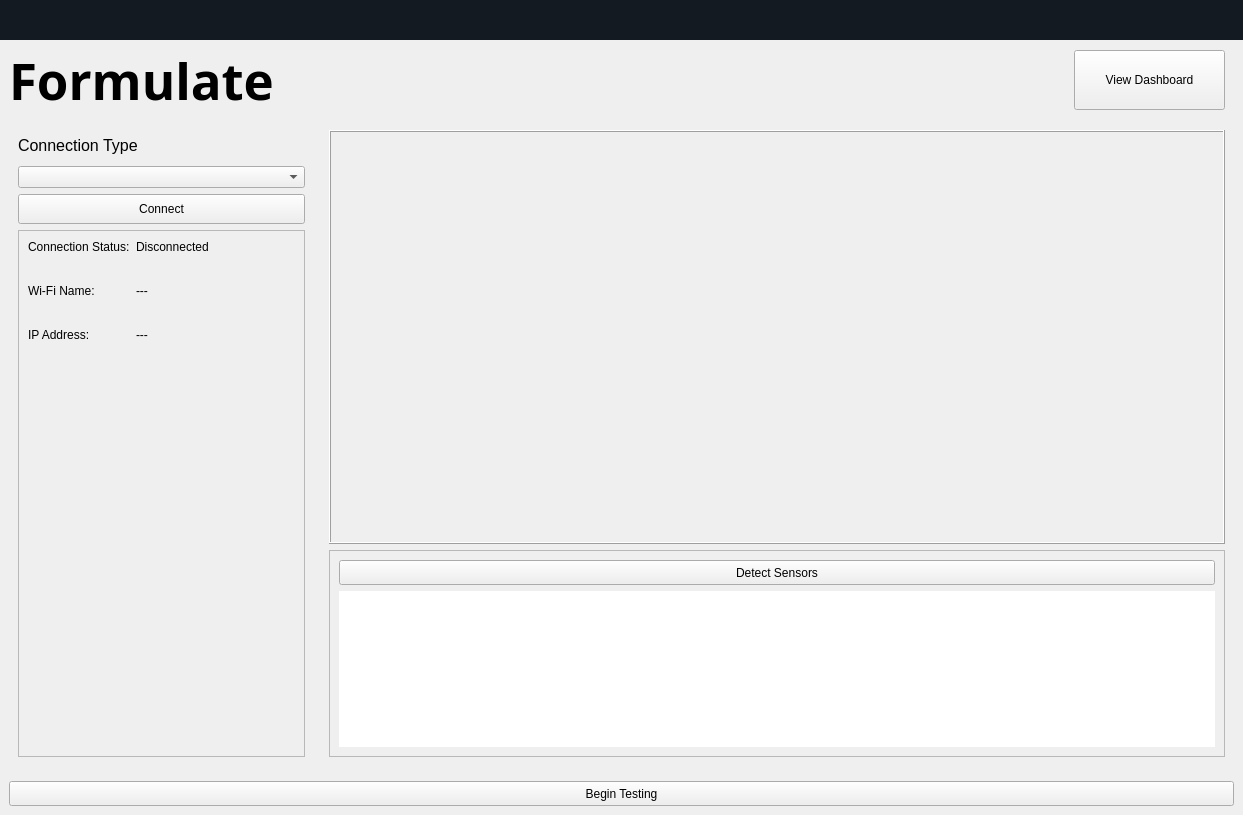
Qt form src/Desktop Application/Version2/ui_main.ui (ahmed-nazir/Capstone) before a commit.
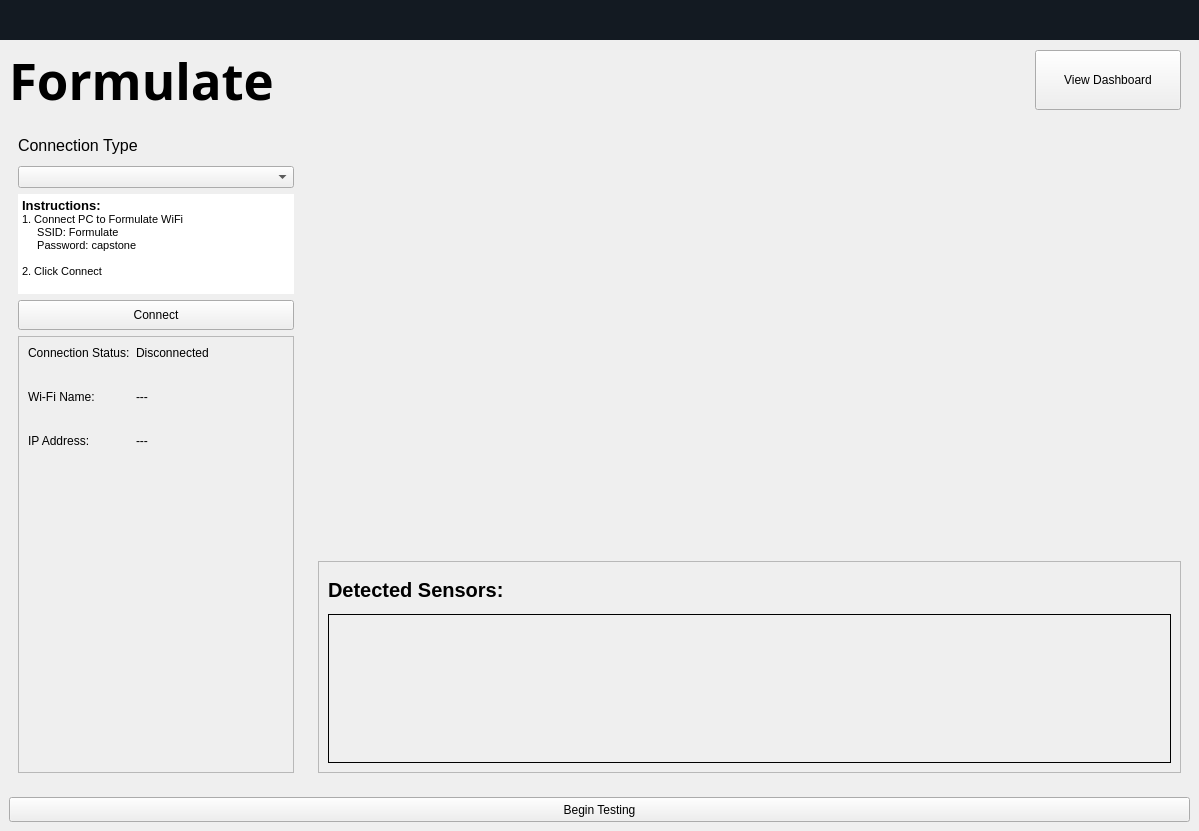
The same form after that commit. The open tabs and pages were chosen to show the change. Icons and pictures are not drawn.

```diff
--- a/src/Desktop Application/Version2/ui_main.ui
+++ b/src/Desktop Application/Version2/ui_main.ui
@@ -6,8 +6,8 @@
    <rect>
     <x>0</x>
     <y>0</y>
-    <width>1243</width>
-    <height>815</height>
+    <width>1199</width>
+    <height>831</height>
    </rect>
   </property>
   <property name="minimumSize">
@@ -2803,6 +2803,34 @@
                            <property name="bottomMargin">
                             <number>0</number>
                            </property>
+                           <item>
+                            <widget class="QTextBrowser" name="textBrowser">
+                             <property name="maximumSize">
+                              <size>
+                               <width>16777215</width>
+                               <height>100</height>
+                              </size>
+                             </property>
+                             <property name="frameShape">
+                              <enum>QFrame::NoFrame</enum>
+                             </property>
+                             <property name="frameShadow">
+                              <enum>QFrame::Plain</enum>
+                             </property>
+                             <property name="html">
+                              <string>&lt;!DOCTYPE HTML PUBLIC &quot;-//W3C//DTD HTML 4.0//EN&quot; &quot;http://www.w3.org/TR/REC-html40/strict.dtd&quot;&gt;
+&lt;html&gt;&lt;head&gt;&lt;meta name=&quot;qrichtext&quot; content=&quot;1&quot; /&gt;&lt;style type=&quot;text/css&quot;&gt;
+p, li { white-space: pre-wrap; }
+&lt;/style&gt;&lt;/head&gt;&lt;body style=&quot; font-family:'MS Shell Dlg 2'; font-size:8.25pt; font-weight:400; font-style:normal;&quot;&gt;
+&lt;p style=&quot; margin-top:0px; margin-bottom:0px; margin-left:0px; margin-right:0px; -qt-block-indent:0; text-indent:0px;&quot;&gt;&lt;span style=&quot; font-size:10pt; font-weight:600;&quot;&gt;Instructions:&lt;/span&gt;&lt;/p&gt;
+&lt;p style=&quot; margin-top:0px; margin-bottom:0px; margin-left:0px; margin-right:0px; -qt-block-indent:0; text-indent:0px;&quot;&gt;1. Connect PC to Formulate WiFi&lt;/p&gt;
+&lt;p style=&quot; margin-top:0px; margin-bottom:0px; margin-left:0px; margin-right:0px; -qt-block-indent:0; text-indent:0px;&quot;&gt;     SSID: Formulate&lt;/p&gt;
+&lt;p style=&quot; margin-top:0px; margin-bottom:0px; margin-left:0px; margin-right:0px; -qt-block-indent:0; text-indent:0px;&quot;&gt;     Password: capstone&lt;/p&gt;
+&lt;p style=&quot;-qt-paragraph-type:empty; margin-top:0px; margin-bottom:0px; margin-left:0px; margin-right:0px; -qt-block-indent:0; text-indent:0px;&quot;&gt;&lt;br /&gt;&lt;/p&gt;
+&lt;p style=&quot; margin-top:0px; margin-bottom:0px; margin-left:0px; margin-right:0px; -qt-block-indent:0; text-indent:0px;&quot;&gt;2. Click Connect&lt;/p&gt;&lt;/body&gt;&lt;/html&gt;</string>
+                             </property>
+                            </widget>
+                           </item>
                            <item>
                             <widget class="QPushButton" name="wifi_connect">
                              <property name="minimumSize">
@@ -2897,12 +2925,39 @@
                       <layout class="QVBoxLayout" name="verticalLayout_26" stretch="2,1">
                        <item>
                         <widget class="QFrame" name="frame_15">
+                         <property name="enabled">
+                          <bool>false</bool>
+                         </property>
                          <property name="frameShape">
-                          <enum>QFrame::Box</enum>
+                          <enum>QFrame::NoFrame</enum>
                          </property>
                          <property name="frameShadow">
                           <enum>QFrame::Raised</enum>
                          </property>
+                         <layout class="QHBoxLayout" name="horizontalLayout_16">
+                          <item>
+                           <widget class="QLabel" name="label_23">
+                            <property name="enabled">
+                             <bool>false</bool>
+                            </property>
+                            <property name="text">
+                             <string/>
+                            </property>
+                            <property name="textFormat">
+                             <enum>Qt::RichText</enum>
+                            </property>
+                            <property name="pixmap">
+                             <pixmap resource="resource.qrc">:/icons/icons/formula_car.png</pixmap>
+                            </property>
+                            <property name="scaledContents">
+                             <bool>true</bool>
+                            </property>
+                            <property name="wordWrap">
+                             <bool>false</bool>
+                            </property>
+                           </widget>
+                          </item>
+                         </layout>
                         </widget>
                        </item>
                        <item>
@@ -2913,45 +2968,46 @@
                          <property name="frameShadow">
                           <enum>QFrame::Raised</enum>
                          </property>
-                         <layout class="QVBoxLayout" name="verticalLayout_27">
+                         <layout class="QVBoxLayout" name="verticalLayout_27" stretch="1,4">
                           <item>
-                           <widget class="QPushButton" name="detect_sensors">
+                           <widget class="QLabel" name="label_17">
+                            <property name="font">
+                             <font>
+                              <pointsize>15</pointsize>
+                              <weight>75</weight>
+                              <bold>true</bold>
+                             </font>
+                            </property>
+                            <property name="text">
+                             <string>Detected Sensors:</string>
+                            </property>
+                           </widget>
+                          </item>
+                          <item>
+                           <widget class="QLabel" name="detect_sensors_list">
                             <property name="minimumSize">
                              <size>
                               <width>0</width>
-                              <height>25</height>
+                              <height>100</height>
                              </size>
                             </property>
-                            <property name="text">
-                             <string>Detect Sensors</string>
-                            </property>
-                           </widget>
-                          </item>
-                          <item>
-                           <widget class="QTableView" name="detected_sensors_table">
                             <property name="font">
                              <font>
-                              <pointsize>8</pointsize>
+                              <pointsize>15</pointsize>
                              </font>
                             </property>
                             <property name="frameShape">
-                             <enum>QFrame::NoFrame</enum>
+                             <enum>QFrame::Panel</enum>
                             </property>
-                            <property name="frameShadow">
-                             <enum>QFrame::Plain</enum>
+                            <property name="text">
+                             <string/>
                             </property>
-                            <attribute name="horizontalHeaderDefaultSectionSize">
-                             <number>100</number>
-                            </attribute>
-                            <attribute name="verticalHeaderVisible">
-                             <bool>false</bool>
-                            </attribute>
-                            <attribute name="verticalHeaderDefaultSectionSize">
-                             <number>30</number>
-                            </attribute>
-                            <attribute name="verticalHeaderHighlightSections">
-                             <bool>false</bool>
-                            </attribute>
+                            <property name="scaledContents">
+                             <bool>true</bool>
+                            </property>
+                            <property name="alignment">
+                             <set>Qt::AlignCenter</set>
+                            </property>
                            </widget>
                           </item>
                          </layout>
```
